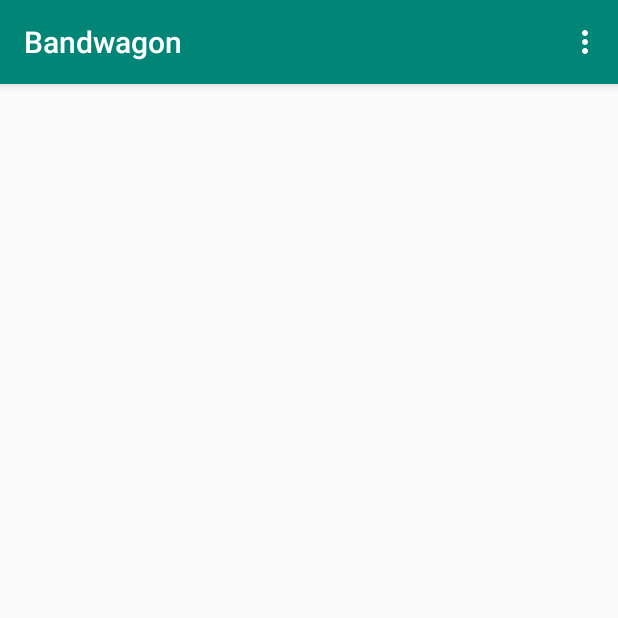
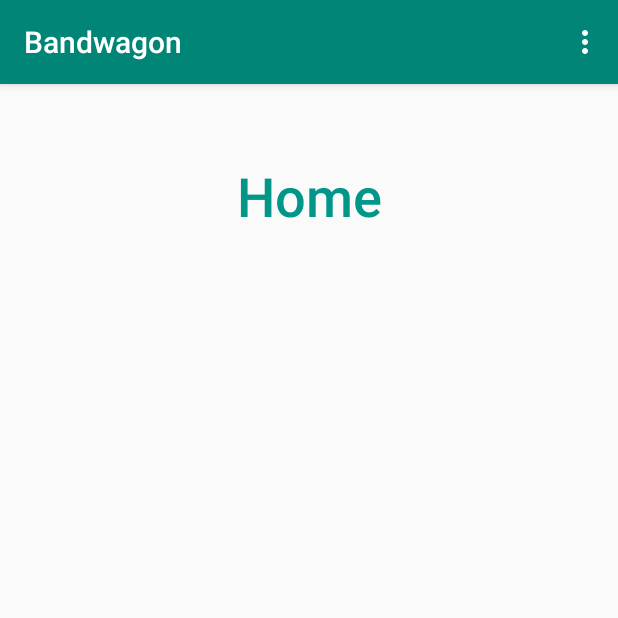
Before and after one commit to Equal-Percent-Steak/Bandwagon, an Android app: the MainActivity screen opened directly, with no data from a screen before it, on a phone screen of 412 x 824 dp, the top half of it. Run offline under Robolectric (Android 15) with nearby library versions, the light colour scheme and no system bars; our stand-ins replace Firebase (no records; nobody signed in at launch, a user with empty details on screens opened directly); libraries missing offline, so code that uses them is left out: com.firebase.ui; Roboto replaces fonts that are not available here.

Commit message:
home screen modified

```diff
--- a/app/src/main/res/layout/activity_main.xml
+++ b/app/src/main/res/layout/activity_main.xml
@@ -1,5 +1,5 @@
 <?xml version="1.0" encoding="utf-8"?>
-<RelativeLayout xmlns:android="http://schemas.android.com/apk/res/android"
+<androidx.constraintlayout.widget.ConstraintLayout xmlns:android="http://schemas.android.com/apk/res/android"
     xmlns:app="http://schemas.android.com/apk/res-auto"
     xmlns:tools="http://schemas.android.com/tools"
     android:id="@+id/container"
@@ -23,12 +23,34 @@
 <!--        android:id="@+id/toolbar"-->
 <!--        layout="@layout/toolbar" />-->
 
+    <TextView
+        android:id="@+id/homeText"
+        android:layout_width="wrap_content"
+        android:layout_height="wrap_content"
+        android:layout_marginTop="50dp"
+        android:fontFamily="sans-serif-medium"
+        android:text="@string/title_home"
+        android:textColor="#009688"
+        android:textSize="36sp"
+        app:layout_constraintEnd_toEndOf="parent"
+        app:layout_constraintHorizontal_bias="0.5"
+        app:layout_constraintStart_toStartOf="parent"
+        app:layout_constraintTop_toTopOf="parent" />
+
     <androidx.recyclerview.widget.RecyclerView
         android:id="@+id/recyclerView"
         android:layout_width="match_parent"
-        android:layout_height="wrap_content" />
+        android:layout_height="wrap_content"
+        android:layout_marginStart="50dp"
+        android:layout_marginTop="15dp"
+        android:layout_marginEnd="50dp"
+        app:layout_constraintTop_toBottomOf="@+id/homeText"
+        app:layout_constraintEnd_toEndOf="parent"
+        app:layout_constraintHorizontal_bias="0.0"
+        app:layout_constraintStart_toStartOf="parent"
+        app:layout_constraintVertical_bias="0.0"/>
 
-<!--    <fragment-->
+    <!--    <fragment-->
 <!--        android:id="@+id/nav_host_fragment"-->
 <!--        android:name="androidx.navigation.fragment.NavHostFragment"-->
 <!--        android:layout_width="match_parent"-->
@@ -36,4 +58,4 @@
 <!--        app:defaultNavHost="true"-->
 <!--        app:navGraph="@navigation/mobile_navigation" />-->
 
-</RelativeLayout>
+</androidx.constraintlayout.widget.ConstraintLayout>
```
